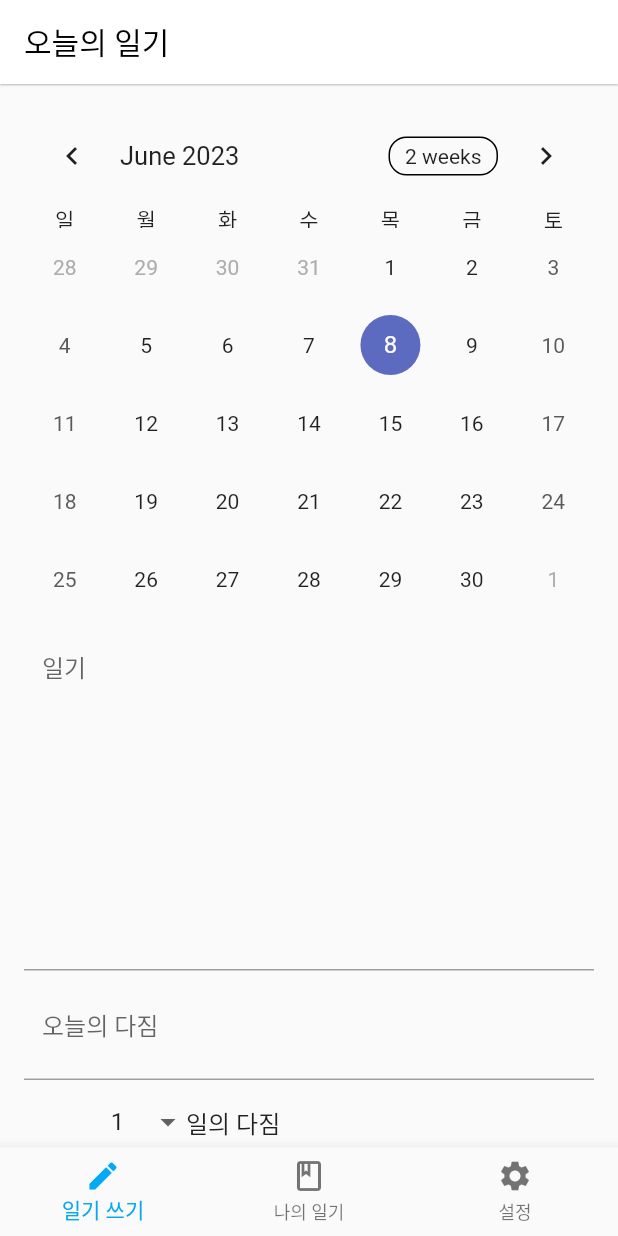
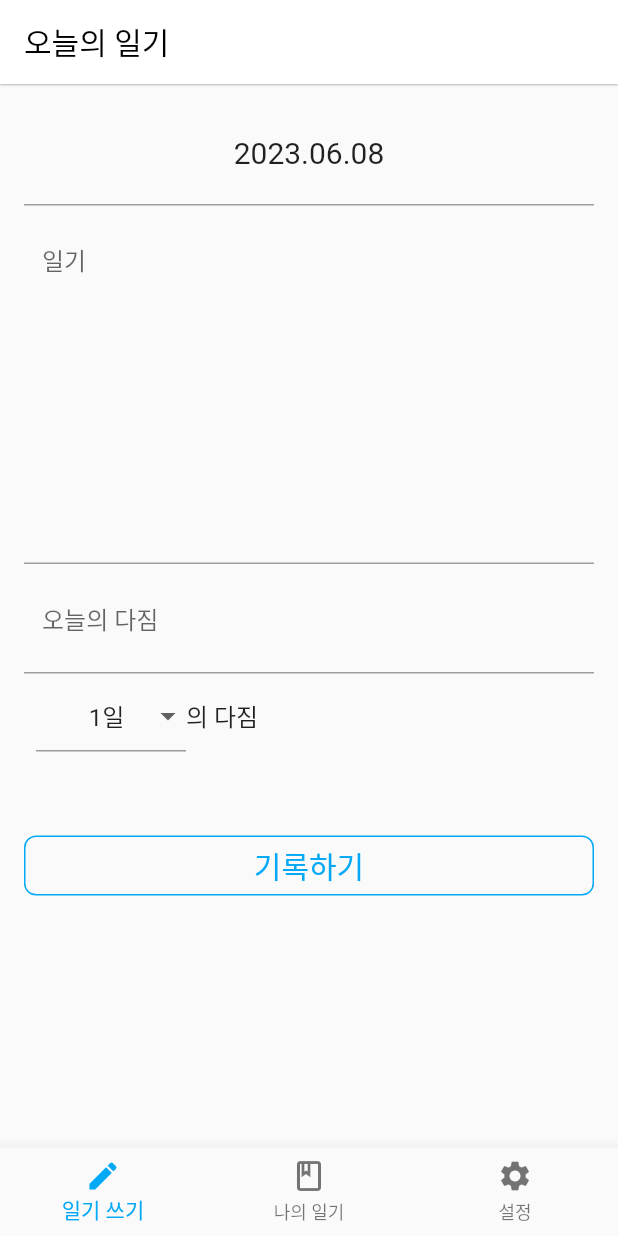
Before and after one commit to Jun-Jinu/-Will-Grow-Widget-App, a Flutter app: the screen it shows after launch, on a phone screen of 412 x 824 dp. Run offline on Flutter 3.47's test engine with Material 2 defaults, Android fonts, the phone set to English and light mode, and no system bars; drawn by our look-alikes of table_calendar; our stand-ins replace hive, settings_ui, toggle_switch; missing offline and left inert: flutter_widgetkit; accounts and stored records are empty.

Commit message:
feat: 일기 쓰기 날짜 및 달력 추가

```diff
--- a/lib/main.dart
+++ b/lib/main.dart
@@ -4,6 +4,7 @@ import 'package:flutter/services.dart';
 
 import 'package:flutter_widgetkit/flutter_widgetkit.dart';
 import 'package:provider/provider.dart';
+import 'package:hive/hive.dart';
 
 import './ui/post/post_viewmodel.dart';
 import './ui/post/post_view.dart';
@@ -22,7 +23,7 @@ import 'ui/settings/app_setting/app_settings_viewmodel.dart';
 
 import 'dart:convert';
 
-void main() {
+void main() async {
   WidgetsFlutterBinding.ensureInitialized();
 
   SystemChrome.setPreferredOrientations(
--- a/lib/ui/new_post/new_post_view.dart
+++ b/lib/ui/new_post/new_post_view.dart
@@ -1,4 +1,5 @@
 import 'package:flutter/material.dart';
+import 'package:intl/intl.dart';
 import 'package:provider/provider.dart';
 import 'package:table_calendar/table_calendar.dart';
 
@@ -7,37 +8,41 @@ import './new_post_viewmodel.dart';
 import 'package:board_widget/ui/widgets/menu_bottom.dart';
 
 class NewPostView extends StatefulWidget {
-  NewPostView({Key? key}) : super(key: key);
+  const NewPostView({Key? key}) : super(key: key);
 
   @override
   _NewPostViewState createState() => _NewPostViewState();
 }
 
-class _NewPostViewState extends State<NewPostView> {
+class _NewPostViewState extends State<NewPostView>
+    with SingleTickerProviderStateMixin {
   final TextEditingController _contentController = TextEditingController();
   final TextEditingController _promiseController = TextEditingController();
   late NewPostViewModel viewModel;
 
   final int promiseDuration = 1;
   bool onDirect = false;
+  bool showCalendar = false;
 
-  @override
-  void dispose() {
-    super.dispose();
+  DateTime selectedDay = DateTime.now();
+  DateTime focusedDay = DateTime.now();
+  List<String> days = ['_', '월', '화', '수', '목', '금', '토', '일'];
+
+  void toggleCalendar() {
+    setState(() {
+      showCalendar = !showCalendar;
+    });
+  }
+
+  void onConfirmPressed() {
+    toggleCalendar();
   }
 
   @override
   Widget build(BuildContext context) {
     viewModel = Provider.of<NewPostViewModel>(context);
 
-    DateTime selectedDay = DateTime(
-      DateTime.now().year,
-      DateTime.now().month,
-      DateTime.now().day,
-    );
-
-    DateTime focusedDay = DateTime.now();
-    List<String> days = ['_', '월', '화', '수', '목', '금', '토', '일'];
+    String formattedDate = DateFormat('yyyy.MM.dd').format(selectedDay);
 
     return Scaffold(
       appBar: AppBar(
@@ -51,20 +56,30 @@ class _NewPostViewState extends State<NewPostView> {
           padding: EdgeInsets.all(16.0),
           child: Column(
             children: [
+              GestureDetector(
+                onTap: toggleCalendar, // toggleCalendar 함수로 변경
+                child: Container(
+                  width: 300,
+                  height: 60.0,
+                  alignment: Alignment.center,
+                  padding: EdgeInsets.symmetric(vertical: 10.0),
+                  child: Text(
+                    formattedDate,
+                    style: TextStyle(fontSize: 20.0),
+                  ),
+                ),
+              ),
+              AnimatedContainer(
+                height: showCalendar ? 400 : 0,
+                duration: Duration(milliseconds: 400),
+                child: SingleChildScrollView(
+                  child: Column(
+                    children: [
                       TableCalendar(
-                // locale: 'ko_KR',
                         firstDay: DateTime.utc(2021, 10, 16),
                         lastDay: DateTime.utc(2030, 3, 14),
                         focusedDay: focusedDay,
-                onDaySelected: (DateTime selectedDay, DateTime focusedDay) {
-                  // 선택된 날짜의 상태를 갱신합니다.
-                  setState(() {
-                    selectedDay = selectedDay;
-                    focusedDay = focusedDay;
-                  });
-                },
                         selectedDayPredicate: (DateTime day) {
-                  // selectedDay 와 동일한 날짜의 모양을 바꿔줍니다.
                           return isSameDay(selectedDay, day);
                         },
                         calendarBuilders: CalendarBuilders(
@@ -72,6 +87,35 @@ class _NewPostViewState extends State<NewPostView> {
                             return Center(child: Text(days[day.weekday]));
                           },
                         ),
+                        onDaySelected: (selectedDay, focusedDay) {
+                          setState(() {
+                            this.selectedDay = selectedDay;
+                            this.focusedDay = focusedDay;
+                          });
+                        },
+                      ),
+                      Row(
+                        mainAxisAlignment: MainAxisAlignment.end,
+                        children: [
+                          // 확인 버튼
+                          TextButton(
+                            onPressed: onConfirmPressed,
+                            child: Text(
+                              '확인',
+                              style: TextStyle(fontSize: 16.0),
+                            ),
+                          ),
+                        ],
+                      ),
+                    ],
+                  ),
+                ),
+              ),
+              Container(
+                width: double.infinity,
+                height: 1,
+                color: Colors.grey,
+                margin: EdgeInsets.symmetric(vertical: 4.0),
               ),
               TextField(
                 controller: _contentController,
@@ -115,19 +159,19 @@ class _NewPostViewState extends State<NewPostView> {
                       items: [
                         DropdownMenuItem<int>(
                           value: 1,
-                          child: Center(child: Text('1')),
+                          child: Center(child: Text('1일')),
                         ),
                         DropdownMenuItem<int>(
                           value: 7,
-                          child: Center(child: Text('7')),
+                          child: Center(child: Text('7일')),
                         ),
                         DropdownMenuItem<int>(
                           value: 30,
-                          child: Center(child: Text('30')),
+                          child: Center(child: Text('30일')),
                         ),
                         DropdownMenuItem<int>(
                           value: -2,
-                          child: Center(child: Text('무제한')),
+                          child: Center(child: Text('평생')),
                         ),
                         DropdownMenuItem<int>(
                           value: -3,
@@ -161,13 +205,13 @@ class _NewPostViewState extends State<NewPostView> {
                   Container(
                     width: 120,
                     child: Text(
-                      '일의 다짐',
+                      '의 다짐',
                       style: TextStyle(fontSize: 16),
                     ),
                   ),
                 ],
               ),
-              SizedBox(height: 16.0), // 추가: 달력 아래에 여백을 줍니다.
+              SizedBox(height: 16.0),
               Padding(
                 padding: const EdgeInsets.symmetric(vertical: 40.0),
                 child: SizedBox(
--- a/pubspec.yaml
+++ b/pubspec.yaml
@@ -42,6 +42,7 @@ dependencies:
   settings_ui: ^2.0.2
   toggle_switch: ^2.1.0
   table_calendar: ^3.0.9
+  intl: ^0.18.1
 
 dev_dependencies:
   flutter_test:
```
Also changed, not shown: pubspec.lock. Lines whose indentation alone changed are shown as unchanged.
